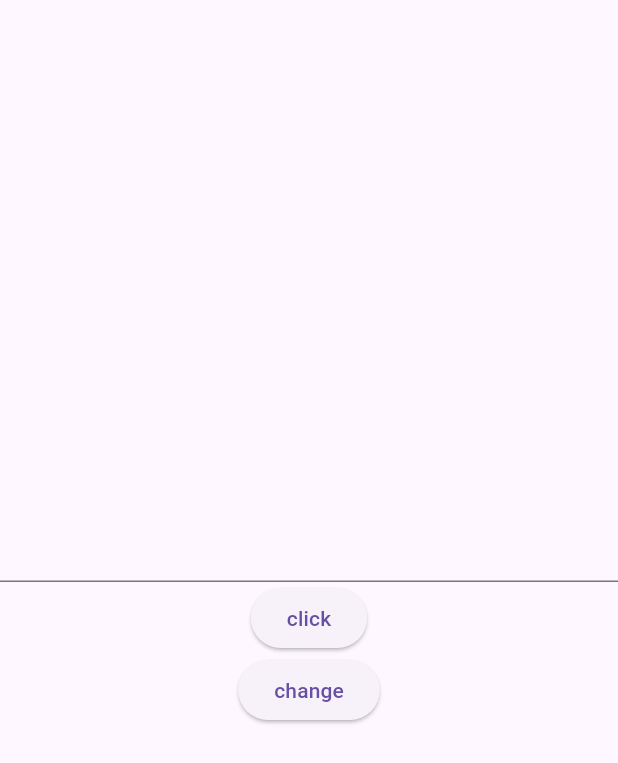
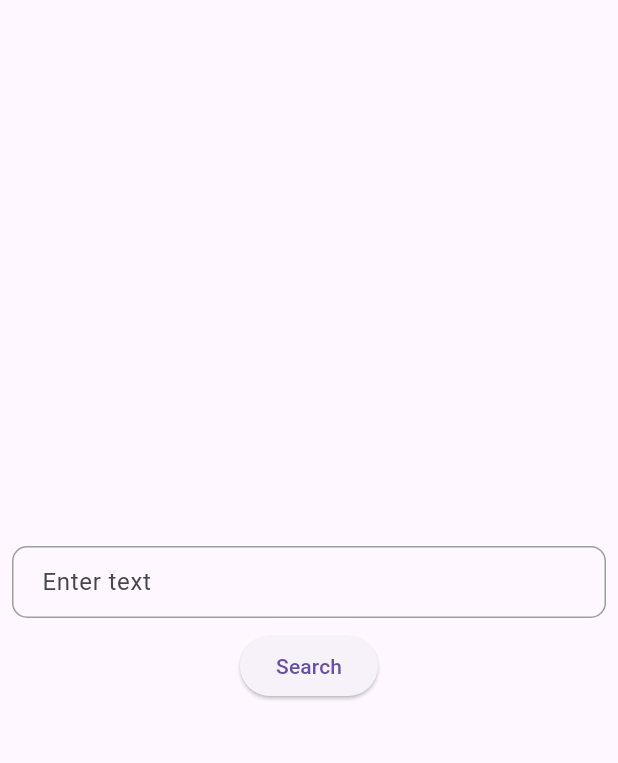
Before and after one commit to Karthikayansde/text-to-images, a Flutter app: the screen it shows after launch, on a phone screen of 412 x 824 dp. Shown: the top 763 px of the screen. Run offline on Flutter 3.47's test engine with Material 3 defaults, Android fonts, the phone set to English and light mode, and no system bars.

```diff
--- a/lib/main.dart
+++ b/lib/main.dart
@@ -16,13 +16,8 @@ class _MyAppState extends State<MyApp> {
   TextEditingController textEditingController = TextEditingController();
   Map<dynamic, dynamic>? data;
   Uint8List? image;
-  int selectedIndex = 0;
   final MethodChannel channel = const MethodChannel('com.karthikayanApps/methods');
-  dynamic? val;
-
-  Future<void> getImages() async {
-    data = await channel.invokeMethod('getImages', {"name": textEditingController.text});
-  }
+  bool isLoading = false;
 
   @override
   void initState() {
@@ -33,44 +28,74 @@ class _MyAppState extends State<MyApp> {
   Widget build(BuildContext context) {
     return MaterialApp(
       debugShowCheckedModeBanner: false,
-      title: 'Flutter Demo',
-      home: Scaffold(
+      title: 'Flutter Generate images with text',
+      home: SafeArea(
+        child: Scaffold(
           body: Column(
             mainAxisAlignment: MainAxisAlignment.center,
             children: [
-            TextField(controller: textEditingController),
-            image != null && image!.isNotEmpty ? Image.memory(image!, width: 100, height: 100) : Container(),
-            ElevatedButton(
+              Padding(
+                padding: const EdgeInsets.all(8.0),
+                child: TextField(
+                controller: textEditingController,
+                decoration: InputDecoration(
+                  contentPadding: EdgeInsets.symmetric(vertical: 12, horizontal: 16), // Padding inside the TextField
+                  hintText: "Enter text",
+                  border: OutlineInputBorder( // Default border
+                    borderRadius: BorderRadius.circular(10),
+                    borderSide: BorderSide(color: Colors.grey, width: 1),
+                  ),
+                  enabledBorder: OutlineInputBorder( // Border when not focused
+                    borderRadius: BorderRadius.circular(10),
+                    borderSide: BorderSide(color: Colors.grey, width: 1),
+                  ),
+                  focusedBorder: OutlineInputBorder( // Border when focused
+                    borderRadius: BorderRadius.circular(10),
+                    borderSide: BorderSide(color: Colors.blue, width: 2),
+                  ),
+                ),
+                            ),
+              ),
+
+              isLoading? Center(child: CircularProgressIndicator(),) : ElevatedButton(
                   onPressed: () async {
-                  await getImages();
+
+                    isLoading = true;
+                    setState(() {});
+                    data = await channel.invokeMethod('getImages', {"name": textEditingController.text});
                     while (true) {
                       if (data?.keys.first) {
-                      if(data?.values.first[0].length == 1 && data?.values.first[0][0] == 0){
-                        print("error area");
-                      }
-                      else{
-                        image = data!.values.first[selectedIndex];
-                      }
                         break;
                       }
-                    await getImages();
+                      data = await channel.invokeMethod('getImages', {"name": textEditingController.text});
                     }
+                    isLoading = false;
                     setState(() {});
+
                   },
-                child: Text("click")),
-            ElevatedButton(
-                onPressed: () {
-                  if (selectedIndex == data!.values.first.length - 1) {
-                    selectedIndex = 0;
-                    image = data!.values.first[selectedIndex];
-                  } else {
-                    selectedIndex++;
-                    image = data!.values.first[selectedIndex];
-                  }
-                  setState(() {});
-                },
-                child: Text("change")),
+                  child: Text("Search")),
+              if(data != null)
+                Expanded(
+                  child: SingleChildScrollView(
+                    scrollDirection: Axis.vertical,
+                    child: Wrap(
+                      children: [
+                        for(int i = 0; i< data!.values.first.length; i++)
+                          Padding(
+                            padding: const EdgeInsets.all(2.0),
+                            child: Image.memory(
+                              data!.values.first[i],
+                              width: 100,
+                              height: 100,
+                              fit: BoxFit.cover,
+                            ),
+                          ),
+                      ]
+                    ),
+                  )
+              ),
             ],
+          ),
         ),
       ),
     );
```
Lines whose indentation alone changed are shown as unchanged.
